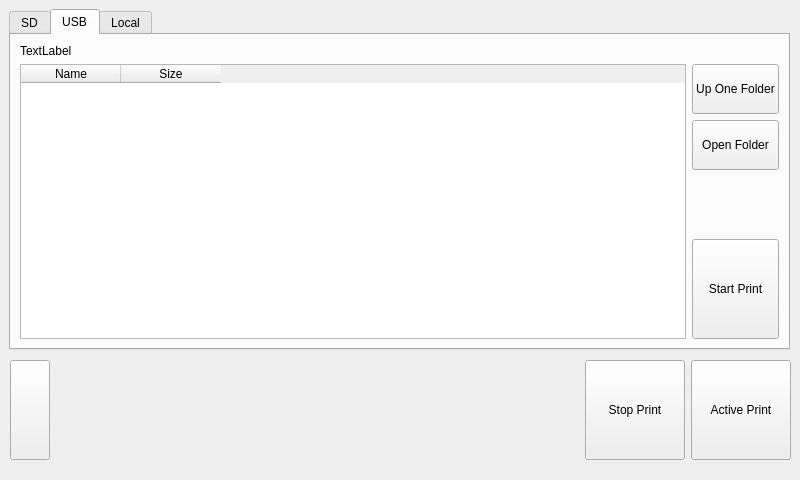
First picture: the form in ClientApp/qt/printwindow.ui, repository re3Dprinting/touchscreen, before the edit.
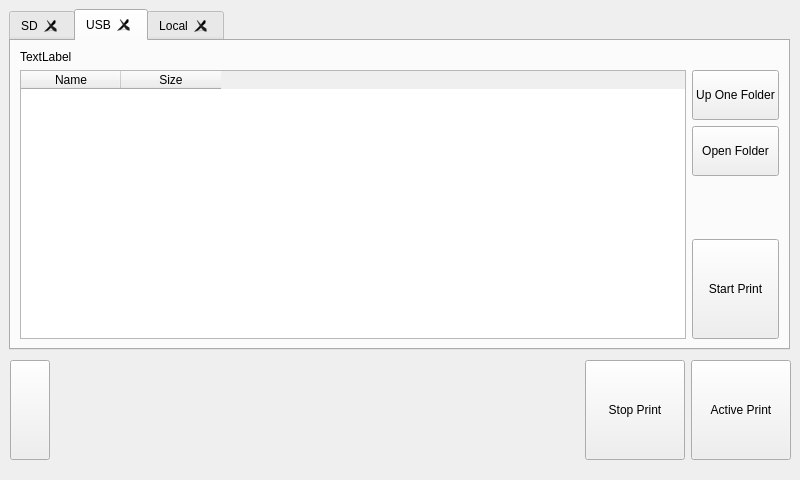
Second picture: the form after the edit. Icons and pictures are not drawn.

```diff
--- a/ClientApp/qt/printwindow.ui
+++ b/ClientApp/qt/printwindow.ui
@@ -31,6 +31,9 @@
    <property name="currentIndex">
     <number>1</number>
    </property>
+   <property name="tabsClosable">
+    <bool>true</bool>
+   </property>
    <widget class="QWidget" name="SD">
     <attribute name="title">
      <string>SD</string>
```
